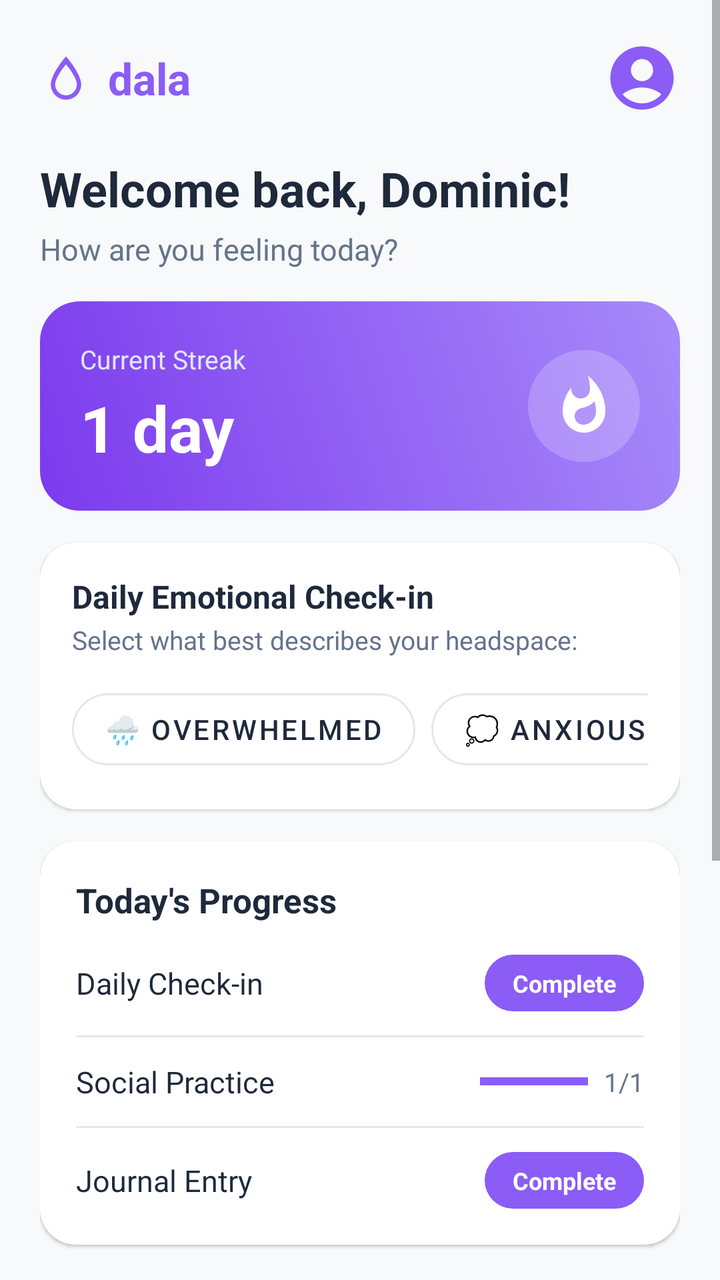
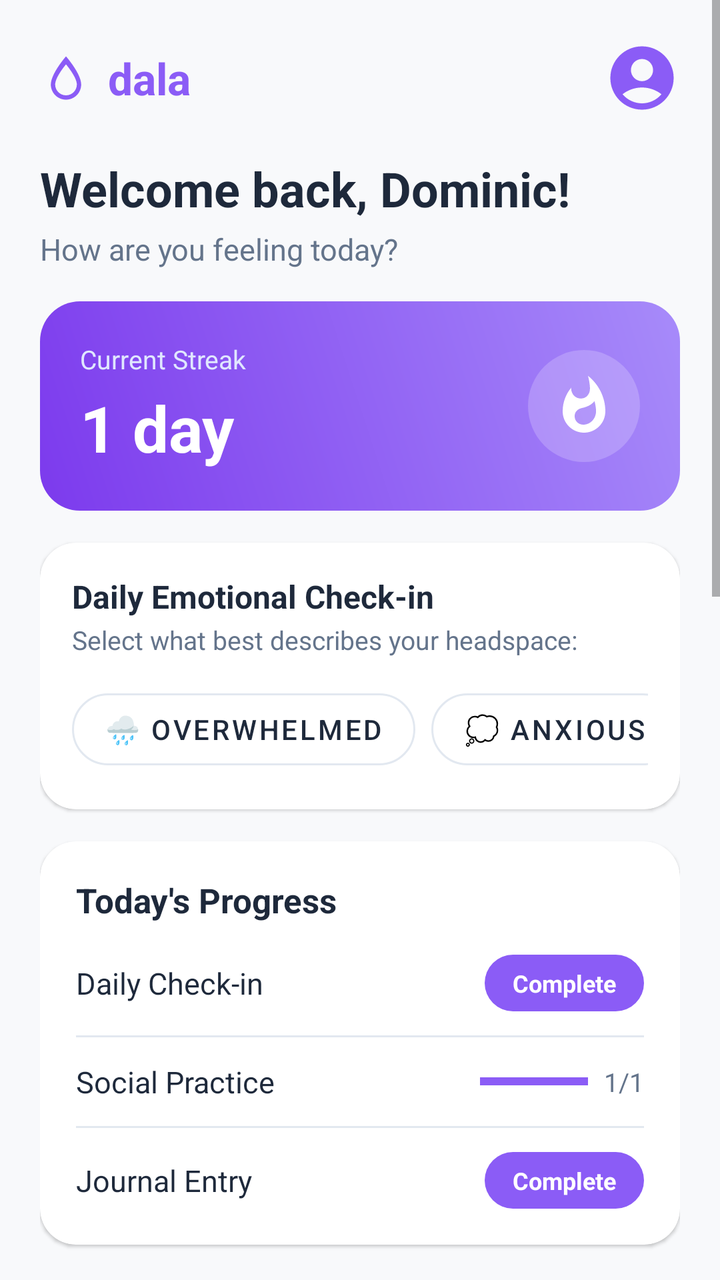

Two renders of the same Android screen: before a commit and after it. Below are the layout's source before the change and the commit's diff.
<!-- AndroidManifest.xml: application theme Theme.LittleByLittle -->
<!-- res/layout/fragment_home.xml -->
<?xml version="1.0" encoding="utf-8"?>
<ScrollView
    xmlns:android="http://schemas.android.com/apk/res/android"
    xmlns:app="http://schemas.android.com/apk/res-auto"
    xmlns:tools="http://schemas.android.com/tools"
    android:layout_width="match_parent"
    android:layout_height="match_parent"
    android:fillViewport="true"
    android:background="@color/bg_main">

    <LinearLayout
        android:layout_width="match_parent"
        android:layout_height="wrap_content"
        android:orientation="vertical"
        android:paddingStart="20dp"
        android:paddingEnd="20dp"
        android:paddingTop="20dp"
        android:paddingBottom="36dp">

        
        <RelativeLayout
            android:layout_width="match_parent"
            android:layout_height="wrap_content"
            android:gravity="center_vertical">

            <LinearLayout
                android:layout_width="wrap_content"
                android:layout_height="wrap_content"
                android:orientation="horizontal"
                android:gravity="center_vertical"
                android:layout_alignParentStart="true"
                android:layout_centerVertical="true">

                <ImageView
                    android:layout_width="26dp"
                    android:layout_height="26dp"
                    android:src="@drawable/ic_brand_leaf"
                    android:contentDescription="Brand Logo" />

                <TextView
                    android:layout_width="wrap_content"
                    android:layout_height="wrap_content"
                    android:layout_marginStart="8dp"
                    android:text="dala"
                    android:textSize="22sp"
                    android:textStyle="bold"
                    android:textColor="@color/purple_primary" />
            </LinearLayout>

            <ImageView
                android:id="@+id/iv_avatar"
                android:layout_width="38dp"
                android:layout_height="38dp"
                android:layout_alignParentEnd="true"
                android:layout_centerVertical="true"
                android:src="@drawable/ic_avatar"
                android:contentDescription="Profile Avatar" />
        </RelativeLayout>

        
        <TextView
            android:id="@+id/tv_greeting_title"
            android:layout_width="wrap_content"
            android:layout_height="wrap_content"
            android:layout_marginTop="20dp"
            android:text="Welcome back, Dominic!"
            android:textSize="24sp"
            android:textStyle="bold"
            android:textColor="@color/text_primary" />

        <TextView
            android:id="@+id/tv_greeting_subtitle"
            android:layout_width="wrap_content"
            android:layout_height="wrap_content"
            android:layout_marginTop="4dp"
            android:text="How are you feeling today?"
            android:textSize="15sp"
            android:textColor="@color/text_secondary" />

        
        <androidx.constraintlayout.widget.ConstraintLayout
            android:id="@+id/card_streak"
            android:layout_width="match_parent"
            android:layout_height="wrap_content"
            android:layout_marginTop="16dp"
            android:background="@drawable/bg_streak_card"
            android:padding="20dp">

            <TextView
                android:id="@+id/tv_streak_label"
                android:layout_width="wrap_content"
                android:layout_height="wrap_content"
                android:text="Current Streak"
                android:textSize="13sp"
                android:textColor="#E0E7FF"
                app:layout_constraintTop_toTopOf="parent"
                app:layout_constraintStart_toStartOf="parent" />

            <TextView
                android:id="@+id/tv_streak_value"
                android:layout_width="wrap_content"
                android:layout_height="wrap_content"
                android:layout_marginTop="4dp"
                android:text="1 day"
                android:textSize="32sp"
                android:textStyle="bold"
                android:textColor="@color/white"
                app:layout_constraintTop_toBottomOf="@id/tv_streak_label"
                app:layout_constraintStart_toStartOf="parent"
                app:layout_constraintBottom_toBottomOf="parent" />

            
            <FrameLayout
                android:layout_width="56dp"
                android:layout_height="56dp"
                android:background="@drawable/bg_circle_translucent"
                app:layout_constraintEnd_toEndOf="parent"
                app:layout_constraintTop_toTopOf="parent"
                app:layout_constraintBottom_toBottomOf="parent">

                <ImageView
                    android:layout_width="32dp"
                    android:layout_height="32dp"
                    android:layout_gravity="center"
                    android:src="@drawable/ic_flame"
                    android:contentDescription="Streak Flame" />
            </FrameLayout>

        </androidx.constraintlayout.widget.ConstraintLayout>

        
        <com.google.android.material.card.MaterialCardView
            android:id="@+id/card_mood_checkin"
            android:layout_width="match_parent"
            android:layout_height="wrap_content"
            android:layout_marginTop="16dp"
            app:cardCornerRadius="18dp"
            app:cardElevation="1dp"
            app:cardBackgroundColor="@color/card_surface">

            <LinearLayout
                android:layout_width="match_parent"
                android:layout_height="wrap_content"
                android:orientation="vertical"
                android:padding="16dp">

                <TextView
                    android:layout_width="wrap_content"
                    android:layout_height="wrap_content"
                    android:text="Daily Emotional Check-in"
                    android:textSize="16sp"
                    android:textStyle="bold"
                    android:textColor="@color/text_primary" />

                <TextView
                    android:layout_width="wrap_content"
                    android:layout_height="wrap_content"
                    android:layout_marginTop="2dp"
                    android:text="Select what best describes your headspace:"
                    android:textSize="13sp"
                    android:textColor="@color/text_secondary" />

                <HorizontalScrollView
                    android:layout_width="match_parent"
                    android:layout_height="wrap_content"
                    android:layout_marginTop="12dp"
                    android:scrollbars="none">

                    <LinearLayout
                        android:layout_width="wrap_content"
                        android:layout_height="wrap_content"
                        android:orientation="horizontal">

                        <Button
                            android:id="@+id/btn_mood_overwhelmed"
                            style="@style/Widget.MaterialComponents.Button.OutlinedButton"
                            android:layout_width="wrap_content"
                            android:layout_height="wrap_content"
                            android:layout_marginEnd="8dp"
                            android:text="🌧️ Overwhelmed"
                            android:textColor="@color/text_primary"
                            app:strokeColor="@color/divider"
                            app:cornerRadius="20dp" />

                        <Button
                            android:id="@+id/btn_mood_anxious"
                            style="@style/Widget.MaterialComponents.Button.OutlinedButton"
                            android:layout_width="wrap_content"
                            android:layout_height="wrap_content"
                            android:layout_marginEnd="8dp"
                            android:text="💭 Anxious"
                            android:textColor="@color/text_primary"
                            app:strokeColor="@color/divider"
                            app:cornerRadius="20dp" />

                        <Button
                            android:id="@+id/btn_mood_lonely"
                            style="@style/Widget.MaterialComponents.Button.OutlinedButton"
                            android:layout_width="wrap_content"
                            android:layout_height="wrap_content"
                            android:layout_marginEnd="8dp"
                            android:text="🌿 Lonely"
                            android:textColor="@color/text_primary"
                            app:strokeColor="@color/divider"
                            app:cornerRadius="20dp" />

                        <Button
                            android:id="@+id/btn_mood_okay"
                            style="@style/Widget.MaterialComponents.Button.OutlinedButton"
                            android:layout_width="wrap_content"
                            android:layout_height="wrap_content"
                            android:layout_marginEnd="8dp"
                            android:text="🌤️ Okay"
                            android:textColor="@color/text_primary"
                            app:strokeColor="@color/divider"
                            app:cornerRadius="20dp" />

                        <Button
                            android:id="@+id/btn_mood_hopeful"
                            style="@style/Widget.MaterialComponents.Button.OutlinedButton"
                            android:layout_width="wrap_content"
                            android:layout_height="wrap_content"
                            android:text="✨ Hopeful"
                            android:textColor="@color/text_primary"
                            app:strokeColor="@color/divider"
                            app:cornerRadius="20dp" />
                    </LinearLayout>
                </HorizontalScrollView>

                
                <TextView
                    android:id="@+id/tv_mood_feedback"
                    android:layout_width="match_parent"
                    android:layout_height="wrap_content"
                    android:layout_marginTop="12dp"
                    android:background="@drawable/bg_pill_complete"
                    android:padding="12dp"
                    android:textColor="@color/purple_primary"
                    android:textSize="13sp"
                    android:textStyle="normal"
                    android:visibility="gone" />

            </LinearLayout>
        </com.google.android.material.card.MaterialCardView>

        
        <com.google.android.material.card.MaterialCardView
            android:layout_width="match_parent"
            android:layout_height="wrap_content"
            android:layout_marginTop="16dp"
            app:cardCornerRadius="18dp"
            app:cardElevation="1dp"
            app:cardBackgroundColor="@color/card_surface">

            <LinearLayout
                android:layout_width="match_parent"
                android:layout_height="wrap_content"
                android:orientation="vertical"
                android:padding="18dp">

                <TextView
                    android:layout_width="wrap_content"
                    android:layout_height="wrap_content"
                    android:text="Today's Progress"
                    android:textSize="17sp"
                    android:textStyle="bold"
                    android:textColor="@color/text_primary" />

                
                <RelativeLayout
                    android:id="@+id/row_task_checkin"
                    android:layout_width="match_parent"
                    android:layout_height="wrap_content"
                    android:layout_marginTop="16dp"
                    android:gravity="center_vertical">

                    <TextView
                        android:layout_width="wrap_content"
                        android:layout_height="wrap_content"
                        android:layout_alignParentStart="true"
                        android:layout_centerVertical="true"
                        android:text="Daily Check-in"
                        android:textSize="15sp"
                        android:textColor="@color/text_primary" />

                    <TextView
                        android:id="@+id/badge_task_checkin"
                        android:layout_width="wrap_content"
                        android:layout_height="wrap_content"
                        android:layout_alignParentEnd="true"
                        android:layout_centerVertical="true"
                        android:background="@drawable/bg_pill_solid"
                        android:text="Complete"
                        android:textColor="@color/white"
                        android:textSize="12sp"
                        android:textStyle="bold" />
                </RelativeLayout>

                <View
                    android:layout_width="match_parent"
                    android:layout_height="1dp"
                    android:layout_marginTop="12dp"
                    android:background="@color/divider" />

                
                <RelativeLayout
                    android:id="@+id/row_task_practice"
                    android:layout_width="match_parent"
                    android:layout_height="wrap_content"
                    android:layout_marginTop="12dp"
                    android:gravity="center_vertical">

                    <TextView
                        android:layout_width="wrap_content"
                        android:layout_height="wrap_content"
                        android:layout_alignParentStart="true"
                        android:layout_centerVertical="true"
                        android:text="Social Practice"
                        android:textSize="15sp"
                        android:textColor="@color/text_primary" />

                    <LinearLayout
                        android:layout_width="wrap_content"
                        android:layout_height="wrap_content"
                        android:layout_alignParentEnd="true"
                        android:layout_centerVertical="true"
                        android:orientation="horizontal"
                        android:gravity="center_vertical">

                        <ProgressBar
                            android:id="@+id/pb_practice"
                            style="?android:attr/progressBarStyleHorizontal"
                            android:layout_width="54dp"
                            android:layout_height="8dp"
                            android:max="1"
                            android:progress="1"
                            android:progressTint="@color/purple_primary" />

                        <TextView
                            android:id="@+id/tv_practice_ratio"
                            android:layout_width="wrap_content"
                            android:layout_height="wrap_content"
                            android:layout_marginStart="8dp"
                            android:text="1/1"
                            android:textColor="@color/text_secondary"
                            android:textSize="13sp" />
                    </LinearLayout>
                </RelativeLayout>

                <View
                    android:layout_width="match_parent"
                    android:layout_height="1dp"
                    android:layout_marginTop="12dp"
                    android:background="@color/divider" />

                
                <RelativeLayout
                    android:id="@+id/row_task_journal"
                    android:layout_width="match_parent"
                    android:layout_height="wrap_content"
                    android:layout_marginTop="12dp"
                    android:gravity="center_vertical">

                    <TextView
                        android:layout_width="wrap_content"
                        android:layout_height="wrap_content"
                        android:layout_alignParentStart="true"
                        android:layout_centerVertical="true"
                        android:text="Journal Entry"
                        android:textSize="15sp"
                        android:textColor="@color/text_primary" />

                    <TextView
                        android:id="@+id/badge_task_journal"
                        android:layout_width="wrap_content"
                        android:layout_height="wrap_content"
                        android:layout_alignParentEnd="true"
                        android:layout_centerVertical="true"
                        android:background="@drawable/bg_pill_solid"
                        android:text="Complete"
                        android:textColor="@color/white"
                        android:textSize="12sp"
                        android:textStyle="bold" />
                </RelativeLayout>

            </LinearLayout>
        </com.google.android.material.card.MaterialCardView>

        
        <TextView
            android:layout_width="wrap_content"
            android:layout_height="wrap_content"
            android:layout_marginTop="20dp"
            android:text="Quick Actions"
            android:textSize="17sp"
            android:textStyle="bold"
            android:textColor="@color/text_primary" />

        <LinearLayout
            android:layout_width="match_parent"
            android:layout_height="wrap_content"
            android:layout_marginTop="10dp"
            android:orientation="horizontal">

            
            <com.google.android.material.card.MaterialCardView
                android:id="@+id/card_action_practice"
                android:layout_width="0dp"
                android:layout_height="wrap_content"
                android:layout_weight="1"
                android:layout_marginEnd="6dp"
                app:cardCornerRadius="16dp"
                app:cardElevation="1dp"
                app:cardBackgroundColor="@color/card_surface">

                <LinearLayout
                    android:layout_width="match_parent"
                    android:layout_height="wrap_content"
                    android:orientation="vertical"
                    android:padding="14dp">

                    <TextView
                        android:layout_width="wrap_content"
                        android:layout_height="wrap_content"
                        android:text="🗣️ Practice Gym"
                        android:textSize="15sp"
                        android:textStyle="bold"
                        android:textColor="@color/purple_primary" />

                    <TextView
                        android:layout_width="wrap_content"
                        android:layout_height="wrap_content"
                        android:layout_marginTop="4dp"
                        android:text="Rehearse conversations in safe scenarios."
                        android:textSize="12sp"
                        android:textColor="@color/text_secondary" />

                    <TextView
                        android:layout_width="wrap_content"
                        android:layout_height="wrap_content"
                        android:layout_marginTop="10dp"
                        android:text="Start &gt;"
                        android:textStyle="bold"
                        android:textColor="@color/purple_primary"
                        android:textSize="13sp" />
                </LinearLayout>
            </com.google.android.material.card.MaterialCardView>

            
            <com.google.android.material.card.MaterialCardView
                android:id="@+id/card_action_journal"
                android:layout_width="0dp"
                android:layout_height="wrap_content"
                android:layout_weight="1"
                android:layout_marginStart="6dp"
                app:cardCornerRadius="16dp"
                app:cardElevation="1dp"
                app:cardBackgroundColor="@color/card_surface">

                <LinearLayout
                    android:layout_width="match_parent"
                    android:layout_height="wrap_content"
                    android:orientation="vertical"
                    android:padding="14dp">

                    <TextView
                        android:layout_width="wrap_content"
                        android:layout_height="wrap_content"
                        android:text="📝 Reflect &amp; Write"
                        android:textSize="15sp"
                        android:textStyle="bold"
                        android:textColor="@color/purple_primary" />

                    <TextView
                        android:layout_width="wrap_content"
                        android:layout_height="wrap_content"
                        android:layout_marginTop="4dp"
                        android:text="Reframe thoughts and ease daily worries."
                        android:textSize="12sp"
                        android:textColor="@color/text_secondary" />

                    <TextView
                        android:layout_width="wrap_content"
                        android:layout_height="wrap_content"
                        android:layout_marginTop="10dp"
                        android:text="Open &gt;"
                        android:textStyle="bold"
                        android:textColor="@color/purple_primary"
                        android:textSize="13sp" />
                </LinearLayout>
            </com.google.android.material.card.MaterialCardView>
        </LinearLayout>

        
        <com.google.android.material.card.MaterialCardView
            android:layout_width="match_parent"
            android:layout_height="wrap_content"
            android:layout_marginTop="16dp"
            app:cardCornerRadius="18dp"
            app:cardElevation="1dp"
            app:cardBackgroundColor="@color/card_surface">

            <LinearLayout
                android:layout_width="match_parent"
                android:layout_height="wrap_content"
                android:orientation="vertical"
                android:padding="18dp">

                <RelativeLayout
                    android:layout_width="match_parent"
                    android:layout_height="wrap_content">

                    <TextView
                        android:layout_width="wrap_content"
                        android:layout_height="wrap_content"
                        android:layout_alignParentStart="true"
                        android:text="Recent Insights"
                        android:textSize="16sp"
                        android:textStyle="bold"
                        android:textColor="@color/text_primary" />

                    <TextView
                        android:id="@+id/tv_view_all_insights"
                        android:layout_width="wrap_content"
                        android:layout_height="wrap_content"
                        android:layout_alignParentEnd="true"
                        android:text="View All"
                        android:textSize="13sp"
                        android:textStyle="bold"
                        android:textColor="@color/purple_primary" />
                </RelativeLayout>

                <TextView
                    android:layout_width="wrap_content"
                    android:layout_height="wrap_content"
                    android:layout_marginTop="8dp"
                    android:text="Complete more check-ins to unlock personalized insights about your mood patterns and growth."
                    android:textSize="13sp"
                    android:lineSpacingExtra="2dp"
                    android:textColor="@color/text_secondary" />

            </LinearLayout>
        </com.google.android.material.card.MaterialCardView>

    </LinearLayout>
</ScrollView>
<!-- resources referenced by this layout -->
<resources>
  <color name="bg_main">#F8F9FB</color>
  <color name="card_surface">#FFFFFF</color>
  <color name="divider">#E2E8F0</color>
  <color name="purple_primary">#8B5CF6</color>
  <color name="text_primary">#1E293B</color>
  <color name="text_secondary">#64748B</color>
  <color name="white">#FFFFFFFF</color>
  <!-- drawable bg_circle_translucent (drawable) -->
  <?xml version="1.0" encoding="utf-8"?>
  <shape xmlns:android="http://schemas.android.com/apk/res/android"
      android:shape="oval">
      <solid android:color="#33FFFFFF" />
  </shape>
  <!-- drawable bg_pill_complete (drawable) -->
  <?xml version="1.0" encoding="utf-8"?>
  <shape xmlns:android="http://schemas.android.com/apk/res/android"
      android:shape="rectangle">
      <solid android:color="#EDE9FE" />
      <corners android:radius="50dp" />
      <padding
          android:left="14dp"
          android:top="6dp"
          android:right="14dp"
          android:bottom="6dp" />
  </shape>
  <!-- drawable bg_pill_solid (drawable) -->
  <?xml version="1.0" encoding="utf-8"?>
  <shape xmlns:android="http://schemas.android.com/apk/res/android"
      android:shape="rectangle">
      <solid android:color="@color/purple_primary" />
      <corners android:radius="50dp" />
      <padding
          android:left="14dp"
          android:top="6dp"
          android:right="14dp"
          android:bottom="6dp" />
  </shape>
  <!-- drawable bg_streak_card (drawable) -->
  <?xml version="1.0" encoding="utf-8"?>
  <shape xmlns:android="http://schemas.android.com/apk/res/android"
      android:shape="rectangle">
      <gradient
          android:angle="45"
          android:startColor="@color/purple_gradient_start"
          android:endColor="@color/purple_gradient_end"
          android:type="linear" />
      <corners android:radius="20dp" />
  </shape>
  <!-- drawable ic_avatar (drawable) -->
  <?xml version="1.0" encoding="utf-8"?>
  <vector xmlns:android="http://schemas.android.com/apk/res/android"
      android:width="40dp"
      android:height="40dp"
      android:viewportWidth="24"
      android:viewportHeight="24">
      <path
          android:fillColor="@color/purple_primary"
          android:pathData="M12,2C6.48,2 2,6.48 2,12s4.48,10 10,10 10,-4.48 10,-10S17.52,2 12,2zM12,6c1.93,0 3.5,1.57 3.5,3.5S13.93,13 12,13s-3.5,-1.57 -3.5,-3.5S10.07,6 12,6zM12,20c-2.03,0 -4.43,-0.82 -6.14,-2.88C7.55,15.8 9.68,15 12,15s4.45,0.8 6.14,2.12C16.43,19.18 14.03,20 12,20z" />
  </vector>
  <!-- drawable ic_brand_leaf (drawable) -->
  <?xml version="1.0" encoding="utf-8"?>
  <vector xmlns:android="http://schemas.android.com/apk/res/android"
      android:width="28dp"
      android:height="28dp"
      android:viewportWidth="24"
      android:viewportHeight="24">
      <path
          android:fillColor="@color/purple_primary"
          android:pathData="M12,2C12,2 5,10 5,15c0,3.87 3.13,7 7,7s7,-3.13 7,-7C19,10 12,2 12,2zM12,20c-2.76,0 -5,-2.24 -5,-5 0,-2.88 3.51,-7.49 5,-9.31 1.49,1.82 5,6.43 5,9.31 0,2.76 -2.24,5 -5,5z" />
  </vector>
  <style name="Theme.LittleByLittle" parent="Theme.MaterialComponents.DayNight.NoActionBar">
          
          <item name="colorPrimary">@color/purple_primary</item>
          <item name="colorPrimaryVariant">@color/purple_gradient_start</item>
          <item name="colorOnPrimary">@color/white</item>
          
          
          <item name="android:windowBackground">@color/bg_main</item>
          <item name="android:statusBarColor">@color/bg_main</item>
          <item name="android:windowLightStatusBar">true</item>
      </style>
  <color name="purple_gradient_start">#7C3AED</color>
  <color name="purple_gradient_end">#A78BFA</color>
  <!-- unchanged entries left out for length: 1 -->
</resources>

<!-- the commit's change to res/layout/fragment_home.xml (unified diff, before → after) -->
@@ -493,6 +493,162 @@
 
         
         <com.google.android.material.card.MaterialCardView
+            android:id="@+id/card_daily_quote"
+            android:layout_width="match_parent"
+            android:layout_height="wrap_content"
+            android:layout_marginTop="16dp"
+            app:cardCornerRadius="18dp"
+            app:cardElevation="1dp"
+            app:cardBackgroundColor="#FAF8FD">
+
+            <LinearLayout
+                android:layout_width="match_parent"
+                android:layout_height="wrap_content"
+                android:orientation="vertical"
+                android:padding="16dp">
+
+                <TextView
+                    android:layout_width="wrap_content"
+                    android:layout_height="wrap_content"
+                    android:text="DAILY INSPIRATION (REST API GET)"
+                    android:textSize="12sp"
+                    android:textStyle="bold"
+                    android:textColor="@color/purple_primary" />
+
+                <TextView
+                    android:id="@+id/tv_daily_quote_text"
+                    android:layout_width="match_parent"
+                    android:layout_height="wrap_content"
+                    android:layout_marginTop="6dp"
+                    android:text="“Loading today's inspiring thought from REST API...”"
+                    android:textColor="@color/text_primary"
+                    android:textSize="15sp"
+                    android:textStyle="italic" />
+
+                <TextView
+                    android:id="@+id/tv_daily_quote_author"
+                    android:layout_width="wrap_content"
+                    android:layout_height="wrap_content"
+                    android:layout_gravity="end"
+                    android:layout_marginTop="4dp"
+                    android:text="— Little by Little"
+                    android:textColor="@color/text_secondary"
+                    android:textSize="13sp" />
+            </LinearLayout>
+        </com.google.android.material.card.MaterialCardView>
+
+        
+        <com.google.android.material.card.MaterialCardView
+            android:id="@+id/card_action_calm"
+            android:layout_width="match_parent"
+            android:layout_height="wrap_content"
+            android:layout_marginTop="16dp"
+            app:cardCornerRadius="18dp"
+            app:cardElevation="1dp"
+            app:cardBackgroundColor="@color/card_surface">
+
+            <LinearLayout
+                android:layout_width="match_parent"
+                android:layout_height="wrap_content"
+                android:orientation="vertical"
+                android:padding="16dp">
+
+                <TextView
+                    android:layout_width="wrap_content"
+                    android:layout_height="wrap_content"
+                    android:text="MINDFUL CALM SESSION (FOREGROUND &amp; BOUND SERVICE)"
+                    android:textSize="12sp"
+                    android:textStyle="bold"
+                    android:textColor="@color/purple_primary" />
+
+                <TextView
+                    android:layout_width="match_parent"
+                    android:layout_height="wrap_content"
+                    android:layout_marginTop="4dp"
+                    android:text="Feeling overwhelmed or anxious? Take a 1-minute guided breath with a background timer and notification."
+                    android:textSize="13sp"
+                    android:textColor="@color/text_secondary" />
+
+                <LinearLayout
+                    android:layout_width="match_parent"
+                    android:layout_height="wrap_content"
+                    android:orientation="horizontal"
+                    android:gravity="center_vertical"
+                    android:layout_marginTop="12dp">
+
+                    <TextView
+                        android:id="@+id/tv_calm_timer"
+                        android:layout_width="0dp"
+                        android:layout_height="wrap_content"
+                        android:layout_weight="1"
+                        android:text="Timer: 00:00"
+                        android:textSize="18sp"
+                        android:textStyle="bold"
+                        android:textColor="@color/purple_primary" />
+
+                    <Button
+                        android:id="@+id/btn_toggle_calm_session"
+                        android:layout_width="wrap_content"
+                        android:layout_height="40dp"
+                        android:backgroundTint="@color/purple_primary"
+                        android:text="Start Calm 🧘"
+                        android:textAllCaps="false"
+                        android:textColor="@color/white"
+                        android:textSize="13sp" />
+                </LinearLayout>
+            </LinearLayout>
+        </com.google.android.material.card.MaterialCardView>
+
+        
+        <com.google.android.material.card.MaterialCardView
+            android:id="@+id/card_action_community"
+            android:layout_width="match_parent"
+            android:layout_height="wrap_content"
+            android:layout_marginTop="16dp"
+            app:cardCornerRadius="18dp"
+            app:cardElevation="1dp"
+            app:cardBackgroundColor="#FAF8FD">
+
+            <LinearLayout
+                android:layout_width="match_parent"
+                android:layout_height="wrap_content"
+                android:orientation="vertical"
+                android:padding="16dp">
+
+                <RelativeLayout
+                    android:layout_width="match_parent"
+                    android:layout_height="wrap_content">
+
+                    <TextView
+                        android:layout_width="wrap_content"
+                        android:layout_height="wrap_content"
+                        android:text="💬 Kindred Minds Community"
+                        android:textSize="16sp"
+                        android:textStyle="bold"
+                        android:textColor="@color/purple_primary" />
+
+                    <TextView
+                        android:layout_width="wrap_content"
+                        android:layout_height="wrap_content"
+                        android:layout_alignParentEnd="true"
+                        android:text="Open Feed &gt;"
+                        android:textSize="13sp"
+                        android:textStyle="bold"
+                        android:textColor="@color/purple_primary" />
+                </RelativeLayout>
+
+                <TextView
+                    android:layout_width="match_parent"
+                    android:layout_height="wrap_content"
+                    android:layout_marginTop="6dp"
+                    android:text="Connect with other young people, celebrate tiny social wins, and share kind words in real-time."
+                    android:textSize="13sp"
+                    android:textColor="@color/text_secondary" />
+            </LinearLayout>
+        </com.google.android.material.card.MaterialCardView>
+
+        
+        <com.google.android.material.card.MaterialCardView
             android:layout_width="match_parent"
             android:layout_height="wrap_content"
             android:layout_marginTop="16dp"
